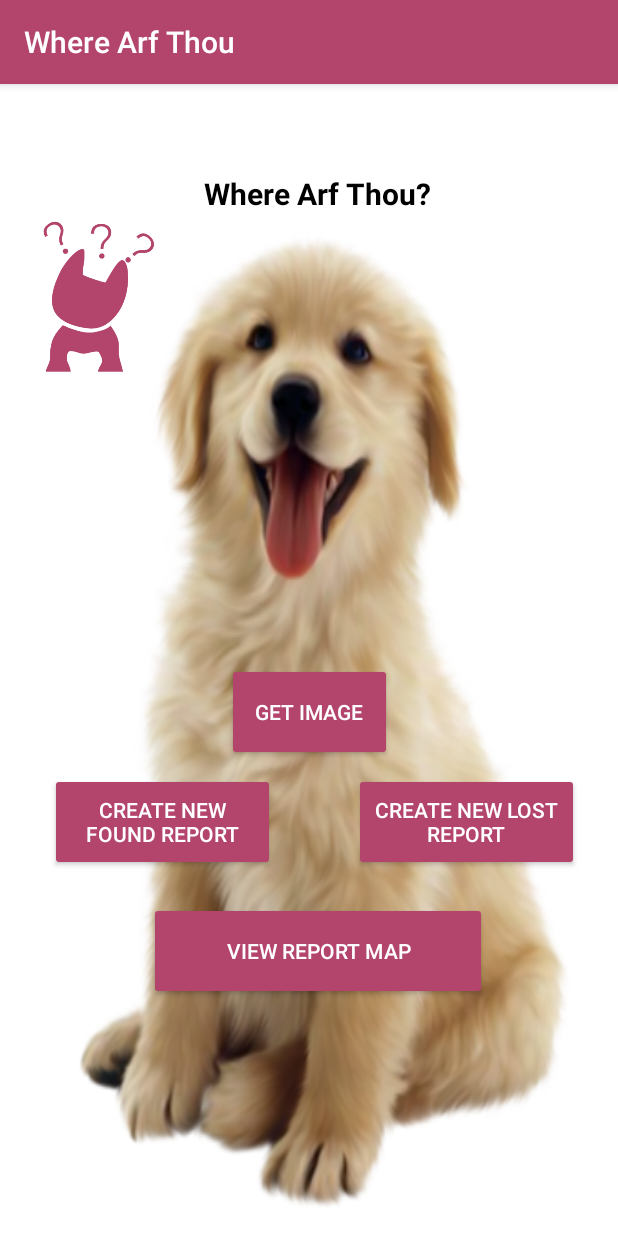
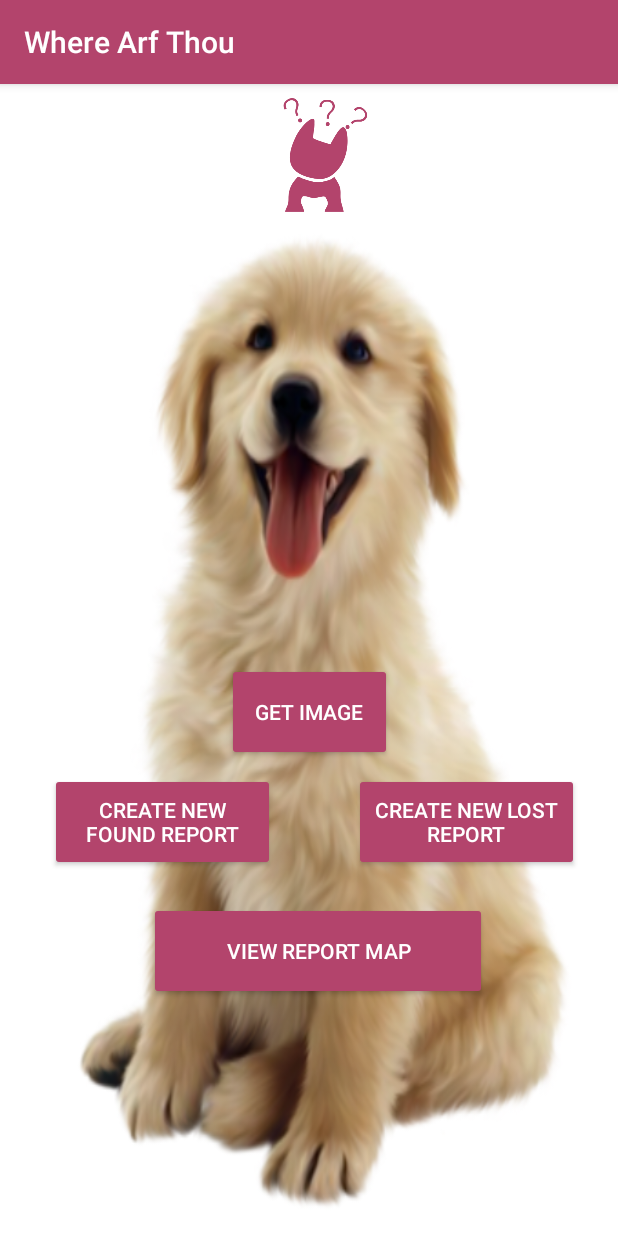
Before and after one commit to jpers001/where-arf-thou, an Android app: the screen it shows after launch (MainActivity), on a phone screen of 412 x 824 dp. Run offline under Robolectric (Android 15) with nearby library versions, the phone set to English and light mode, and no system bars.

Commit message:
Updated launcher icon and main GUI

```diff
--- a/app/src/main/res/layout/activity_main.xml
+++ b/app/src/main/res/layout/activity_main.xml
@@ -75,22 +75,21 @@
         app:layout_constraintTop_toTopOf="parent" />
 
 
-
     <ImageView
         android:id="@+id/imageView"
-        android:layout_width="96dp"
-        android:layout_height="102dp"
-        android:layout_marginStart="20dp"
-        android:layout_marginTop="100dp"
-        android:layout_marginEnd="300dp"
-        android:layout_marginBottom="600dp"
+        android:layout_width="67dp"
+        android:layout_height="77dp"
+        android:layout_marginStart="8dp"
+        android:layout_marginTop="8dp"
+        android:layout_marginEnd="8dp"
+        android:layout_marginBottom="8dp"
         android:contentDescription="@string/wat_icon"
         app:layout_constraintBottom_toBottomOf="parent"
         app:layout_constraintEnd_toEndOf="parent"
+        app:layout_constraintHorizontal_bias="0.533"
         app:layout_constraintStart_toStartOf="parent"
-        app:layout_constraintHorizontal_bias="0.5"
-        app:layout_constraintVertical_bias=".3"
         app:layout_constraintTop_toTopOf="parent"
+        app:layout_constraintVertical_bias="0.0"
         app:srcCompat="@drawable/waticon" />
 
 
@@ -108,33 +107,7 @@
         app:layout_constraintHorizontal_bias="0.504"
         app:layout_constraintStart_toStartOf="parent"
         app:layout_constraintTop_toTopOf="parent"
-        app:layout_constraintVertical_bias="0.353"
-         />
-
-
-    <TextView
-        android:id="@+id/textView"
-        android:layout_width="224dp"
-        android:layout_height="28dp"
-        android:layout_marginStart="8dp"
-        android:layout_marginTop="8dp"
-        android:layout_marginEnd="8dp"
-        android:layout_marginBottom="8dp"
-        android:backgroundTint="@color/colorAccent"
-        android:backgroundTintMode="add"
-        android:text="@string/wat_title"
-        android:textAlignment="center"
-        android:textColor="@android:color/black"
-        android:textSize="20sp"
-        android:textStyle="bold"
-        app:layout_constraintBottom_toBottomOf="parent"
-        app:layout_constraintEnd_toEndOf="parent"
-        app:layout_constraintHorizontal_bias="0.532"
-        app:layout_constraintStart_toStartOf="parent"
-        app:layout_constraintTop_toTopOf="parent"
-        app:layout_constraintVertical_bias="0.071"
-        tools:backgroundTint="@color/colorAccent"
-        tools:text="Where Arf Thou?" />
+        app:layout_constraintVertical_bias="0.353" />
 
 
 </android.support.constraint.ConstraintLayout>
--- a/app/src/main/res/mipmap-anydpi-v26/ic_launcher.xml
+++ b/app/src/main/res/mipmap-anydpi-v26/ic_launcher.xml
@@ -1,5 +1,5 @@
 <?xml version="1.0" encoding="utf-8"?>
 <adaptive-icon xmlns:android="http://schemas.android.com/apk/res/android">
-    <background android:drawable="@drawable/ic_launcher_background" />
-    <foreground android:drawable="@drawable/ic_launcher_foreground" />
+    <background android:drawable="@color/ic_launcher_background"/>
+    <foreground android:drawable="@mipmap/ic_launcher_foreground"/>
 </adaptive-icon>
--- a/app/src/main/res/mipmap-anydpi-v26/ic_launcher_round.xml
+++ b/app/src/main/res/mipmap-anydpi-v26/ic_launcher_round.xml
@@ -1,5 +1,5 @@
 <?xml version="1.0" encoding="utf-8"?>
 <adaptive-icon xmlns:android="http://schemas.android.com/apk/res/android">
-    <background android:drawable="@drawable/ic_launcher_background" />
-    <foreground android:drawable="@drawable/ic_launcher_foreground" />
+    <background android:drawable="@color/ic_launcher_background"/>
+    <foreground android:drawable="@mipmap/ic_launcher_foreground"/>
 </adaptive-icon>
--- /dev/null
+++ b/app/src/main/res/values/ic_launcher_background.xml
@@ -0,0 +1,4 @@
+<?xml version="1.0" encoding="utf-8"?>
+<resources>
+    <color name="ic_launcher_background">#D65986</color>
+</resources>
```
Also changed, not shown: app/src/main/ic_launcher-web.png (added), app/src/main/res/mipmap-hdpi/ic_launcher.png, app/src/main/res/mipmap-hdpi/ic_launcher_foreground.png (added), app/src/main/res/mipmap-hdpi/ic_launcher_round.png, app/src/main/res/mipmap-mdpi/ic_launcher.png, app/src/main/res/mipmap-mdpi/ic_launcher_foreground.png (added), app/src/main/res/mipmap-mdpi/ic_launcher_round.png, app/src/main/res/mipmap-xhdpi/ic_launcher.png, app/src/main/res/mipmap-xhdpi/ic_launcher_foreground.png (added), app/src/main/res/mipmap-xhdpi/ic_launcher_round.png, app/src/main/res/mipmap-xxhdpi/ic_launcher.png, app/src/main/res/mipmap-xxhdpi/ic_launcher_foreground.png (added), app/src/main/res/mipmap-xxhdpi/ic_launcher_round.png, app/src/main/res/mipmap-xxxhdpi/ic_launcher.png, 2 more files, 2 other files.
